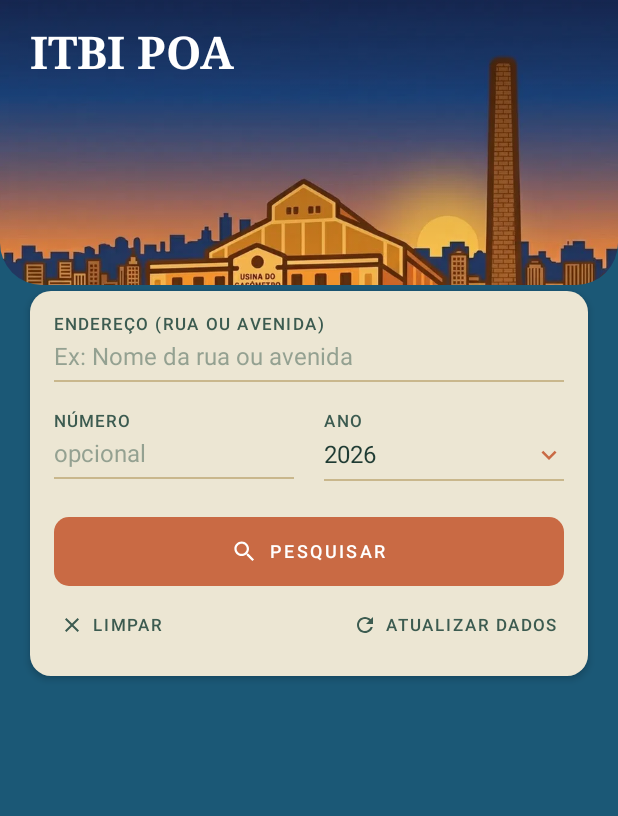
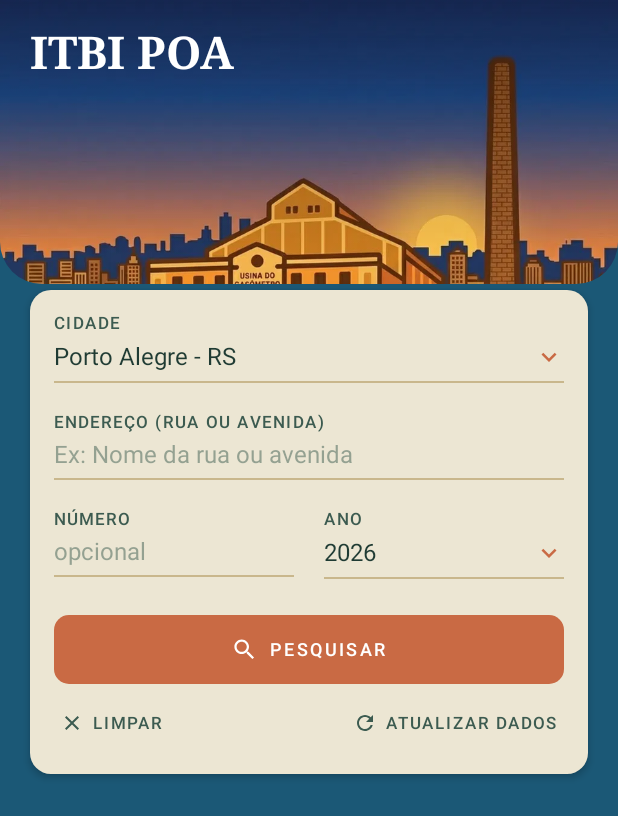
Before and after one commit to r2mai-cmd/itbi-app-poa, an Android app built with Jetpack Compose: the screen it shows after launch (MainActivity), on a phone screen of 412 x 824 dp. Shown: the top 816 px of the screen. Run offline under Robolectric (Android 15) with nearby library versions, the light colour scheme and no system bars.

Commit message:
Add files via upload

```diff
--- /dev/null
+++ b/app/src/main/java/com/example/itbipoa/data/model/Cidade.kt
@@ -0,0 +1,20 @@
+package com.example.itbipoa.data.model
+
+/**
+ * Cidades cujos dados abertos de ITBI o app sabe consultar. Para adicionar
+ * uma nova cidade:
+ *  1. Adicione uma entrada aqui (id, nome de exibição e sigla do estado).
+ *  2. Crie uma implementação de [com.example.itbipoa.data.source.FonteDadosItbi]
+ *     para ela (ex.: FonteDadosFortaleza).
+ *  3. Registre essa fonte em
+ *     [com.example.itbipoa.data.source.RegistroFontesItbi].
+ * Nenhuma outra parte do app (tela de busca, tela de detalhe, repositório)
+ * precisa mudar.
+ */
+enum class Cidade(
+    val id: String,
+    val nomeExibicao: String,
+    val estadoSigla: String
+) {
+    PORTO_ALEGRE(id = "poa", nomeExibicao = "Porto Alegre", estadoSigla = "RS")
+}
--- /dev/null
+++ b/app/src/main/java/com/example/itbipoa/data/source/FonteDadosItbi.kt
@@ -0,0 +1,35 @@
+package com.example.itbipoa.data.source
+
+import com.example.itbipoa.data.model.Cidade
+import com.example.itbipoa.data.model.ItbiRecord
+
+/**
+ * Contrato que cada cidade suportada pelo app precisa implementar para que o
+ * [com.example.itbipoa.data.repository.ItbiRepository] (que é genérico, sem
+ * nenhum conhecimento específico de cidade) consiga baixar e interpretar os
+ * dados dela.
+ *
+ * Cada prefeitura publica o CSV com um layout diferente (delimitador,
+ * colunas, formato de data etc.) — toda essa particularidade fica isolada
+ * dentro da implementação de [processarCsv] de cada cidade.
+ */
+interface FonteDadosItbi {
+
+    val cidade: Cidade
+
+    /** Anos com dados disponíveis para esta cidade, do mais recente para o mais antigo. */
+    val anosDisponiveis: List<Int>
+
+    /** Baixa o CSV bruto (texto) de um determinado ano diretamente da prefeitura. */
+    suspend fun baixarCsv(ano: Int): String
+
+    /**
+     * Converte o texto bruto do CSV em registros no formato comum do app.
+     *
+     * Implementado como [Sequence] de propósito: permite que o repositório
+     * processe e filtre linha a linha sem nunca precisar montar a lista
+     * inteira (filtrada ou não) do ano inteiro em memória — o que é
+     * essencial para não travar o app ao pesquisar vários anos de uma vez.
+     */
+    fun processarCsv(csvTexto: String, ano: Int): Sequence<ItbiRecord>
+}
--- /dev/null
+++ b/app/src/main/java/com/example/itbipoa/data/source/RegistroFontesItbi.kt
@@ -0,0 +1,24 @@
+package com.example.itbipoa.data.source
+
+import com.example.itbipoa.data.model.Cidade
+
+/**
+ * Ponto único onde as cidades suportadas pelo app são "ligadas" às suas
+ * respectivas fontes de dados. Para adicionar uma nova cidade, basta:
+ *  1. Adicionar a entrada em [Cidade].
+ *  2. Criar a implementação de [FonteDadosItbi] correspondente.
+ *  3. Adicionar uma linha no mapa abaixo.
+ * Nenhum outro arquivo do app precisa ser tocado.
+ */
+object RegistroFontesItbi {
+
+    private val fontes: Map<Cidade, FonteDadosItbi> = mapOf(
+        Cidade.PORTO_ALEGRE to FonteDadosPortoAlegre()
+    )
+
+    /** Cidades disponíveis para busca no app, na ordem em que devem aparecer no seletor. */
+    val cidadesDisponiveis: List<Cidade> = listOf(Cidade.PORTO_ALEGRE)
+
+    fun fonteParaCidade(cidade: Cidade): FonteDadosItbi =
+        fontes[cidade] ?: error("Nenhuma fonte de dados de ITBI cadastrada para $cidade")
+}
--- a/app/src/main/java/com/example/itbipoa/ui/detail/DetailScreen.kt
+++ b/app/src/main/java/com/example/itbipoa/ui/detail/DetailScreen.kt
@@ -54,7 +54,8 @@ fun DetailScreen(
     // o link do StreetView apontar pro prédio, não pro apartamento específico.
     val enderecoParaMapa = registro.logradouro?.takeIf { it.isNotBlank() }?.let { rua ->
         val numero = registro.numeroEndereco?.takeIf { it.isNotBlank() && it != "0" }
-        listOfNotNull(rua, numero).joinToString(", ") + ", Porto Alegre - RS, Brasil"
+        val cidadeEstado = "${registro.cidade.nomeExibicao} - ${registro.cidade.estadoSigla}"
+        listOfNotNull(rua, numero).joinToString(", ") + ", $cidadeEstado, Brasil"
     }
     val uriHandler = LocalUriHandler.current
 
@@ -142,6 +143,7 @@ fun DetailScreen(
                         color = MaterialTheme.colorScheme.onSurfaceVariant
                     )
                     Spacer(Modifier.height(14.dp))
+                    LinhaFicha("Cidade", "${registro.cidade.nomeExibicao} - ${registro.cidade.estadoSigla}")
                     LinhaFicha("Valor da negociação", valor?.let { formatoMoeda.format(it) } ?: "não informado")
                     LinhaFicha("Data de referência", dataInicio?.format(formatoDataBr) ?: "não informada")
                     LinhaFicha("Data estimativa", registro.dataEstimativa?.format(formatoDataBr) ?: "—")
--- a/app/src/main/java/com/example/itbipoa/ui/search/SearchScreen.kt
+++ b/app/src/main/java/com/example/itbipoa/ui/search/SearchScreen.kt
@@ -20,13 +20,15 @@ import androidx.compose.ui.draw.clip
 import androidx.compose.ui.graphics.Brush
 import androidx.compose.ui.graphics.Color
 import androidx.compose.ui.layout.ContentScale
+import androidx.compose.ui.platform.LocalFocusManager
+import androidx.compose.ui.platform.LocalSoftwareKeyboardController
 import androidx.compose.ui.res.painterResource
 import androidx.compose.ui.text.font.FontWeight
 import androidx.compose.ui.text.input.KeyboardType
 import androidx.compose.ui.unit.dp
 import com.example.itbipoa.R
 import com.example.itbipoa.data.model.ItbiRecord
-import com.example.itbipoa.data.network.PoaDataSource
+import com.example.itbipoa.data.source.RegistroFontesItbi
 import com.example.itbipoa.ui.components.BotaoLivro
 import com.example.itbipoa.ui.components.BotaoTexto
 import com.example.itbipoa.ui.components.CartaoSuave
@@ -51,6 +53,12 @@ fun SearchScreen(
 ) {
     val estado = viewModel.uiState
     var menuAnoAberto by remember { mutableStateOf(false) }
+    var menuCidadeAberto by remember { mutableStateOf(false) }
+    val anosDaCidadeAtual = remember(estado.cidadeSelecionada) {
+        RegistroFontesItbi.fonteParaCidade(estado.cidadeSelecionada).anosDisponiveis
+    }
+    val gerenciadorFoco = LocalFocusManager.current
+    val controladorTeclado = LocalSoftwareKeyboardController.current
 
     Surface(color = MaterialTheme.colorScheme.background, modifier = Modifier.fillMaxSize()) {
         Column(modifier = Modifier.fillMaxSize()) {
@@ -63,6 +71,43 @@ fun SearchScreen(
             ) {
                 item {
                     CartaoSuave(modifier = Modifier.fillMaxWidth()) {
+                        Column(modifier = Modifier.fillMaxWidth()) {
+                            RotuloCampo("Cidade")
+                            Spacer(Modifier.height(6.dp))
+                            Box {
+                                Row(
+                                    modifier = Modifier
+                                        .fillMaxWidth()
+                                        .clickable { menuCidadeAberto = true },
+                                    horizontalArrangement = Arrangement.SpaceBetween,
+                                    verticalAlignment = Alignment.CenterVertically
+                                ) {
+                                    Text(
+                                        "${estado.cidadeSelecionada.nomeExibicao} - ${estado.cidadeSelecionada.estadoSigla}",
+                                        style = MaterialTheme.typography.bodyLarge
+                                    )
+                                    Icon(
+                                        Icons.Default.KeyboardArrowDown,
+                                        contentDescription = "Selecionar cidade",
+                                        tint = Terracota,
+                                        modifier = Modifier.size(20.dp)
+                                    )
+                                }
+                                DropdownMenu(expanded = menuCidadeAberto, onDismissRequest = { menuCidadeAberto = false }) {
+                                    RegistroFontesItbi.cidadesDisponiveis.forEach { cidade ->
+                                        DropdownMenuItem(
+                                            text = { Text("${cidade.nomeExibicao} - ${cidade.estadoSigla}") },
+                                            onClick = { viewModel.onCidadeChange(cidade); menuCidadeAberto = false }
+                                        )
+                                    }
+                                }
+                            }
+                            Spacer(Modifier.height(6.dp))
+                            HorizontalTraco(cor = DouradoLinha, espessura = 1.dp)
+                        }
+
+                        Spacer(Modifier.height(20.dp))
+
                         LinhaCampo(
                             valor = estado.logradouro,
                             aoMudar = viewModel::onLogradouroChange,
@@ -109,7 +154,7 @@ fun SearchScreen(
                                             text = { Text("Todos") },
                                             onClick = { viewModel.onAnoChange(null); menuAnoAberto = false }
                                         )
-                                        PoaDataSource.anosDisponiveis.forEach { ano ->
+                                        anosDaCidadeAtual.forEach { ano ->
                                             DropdownMenuItem(
                                                 text = { Text(ano.toString()) },
                                                 onClick = { viewModel.onAnoChange(ano); menuAnoAberto = false }
@@ -126,7 +171,11 @@ fun SearchScreen(
 
                         BotaoLivro(
                             texto = "Pesquisar",
-                            aoClicar = { viewModel.buscar(forcarAtualizacao = false) },
+                            aoClicar = {
+                                gerenciadorFoco.clearFocus()
+                                controladorTeclado?.hide()
+                                viewModel.buscar(forcarAtualizacao = false)
+                            },
                             habilitado = !estado.carregando,
                             icone = Icons.Default.Search,
                             modifier = Modifier.fillMaxWidth()
@@ -205,14 +254,13 @@ private fun CabecalhoUsina() {
     Box(
         modifier = Modifier
             .fillMaxWidth()
-            .height(190.dp)
             .clip(RoundedCornerShape(bottomStart = 28.dp, bottomEnd = 28.dp))
     ) {
         Image(
             painter = painterResource(id = R.drawable.header_usina),
             contentDescription = "Ilustração da Usina do Gasômetro ao pôr do sol, Porto Alegre",
-            contentScale = ContentScale.Crop,
-            modifier = Modifier.matchParentSize()
+            contentScale = ContentScale.FillWidth,
+            modifier = Modifier.fillMaxWidth()
         )
         // Véu sutil só na parte de cima, garantindo contraste do título
         // mesmo se o céu da ilustração for mais claro em algum ponto.
--- a/app/src/main/java/com/example/itbipoa/ui/search/SearchViewModel.kt
+++ b/app/src/main/java/com/example/itbipoa/ui/search/SearchViewModel.kt
@@ -5,17 +5,21 @@ import androidx.compose.runtime.mutableStateOf
 import androidx.compose.runtime.setValue
 import androidx.lifecycle.ViewModel
 import androidx.lifecycle.viewModelScope
+import com.example.itbipoa.data.model.Cidade
 import com.example.itbipoa.data.model.ItbiRecord
-import com.example.itbipoa.data.network.PoaDataSource
 import com.example.itbipoa.data.repository.ItbiRepository
+import com.example.itbipoa.data.source.RegistroFontesItbi
 import kotlinx.coroutines.launch
 
+private val CIDADE_PADRAO = Cidade.PORTO_ALEGRE
+
 data class SearchUiState(
+    val cidadeSelecionada: Cidade = CIDADE_PADRAO,
     val logradouro: String = "",
     val numero: String = "",
     // Padrão = ano mais recente disponível (nunca "Todos"), para a primeira busca
     // ser rápida e leve. "Todos" continua disponível, só não é o padrão.
-    val anoSelecionado: Int? = PoaDataSource.anosDisponiveis.firstOrNull(),
+    val anoSelecionado: Int? = RegistroFontesItbi.fonteParaCidade(CIDADE_PADRAO).anosDisponiveis.firstOrNull(),
     val carregando: Boolean = false,
     val progresso: String? = null,
     val resultados: List<ItbiRecord> = emptyList(),
@@ -41,6 +45,24 @@ class SearchViewModel(private val repository: ItbiRepository) : ViewModel() {
         uiState = uiState.copy(anoSelecionado = ano)
     }
 
+    /**
+     * Troca a cidade pesquisada. O ano volta para o mais recente disponível
+     * nessa cidade (as cidades podem ter anos diferentes disponíveis), e os
+     * resultados anteriores são descartados, já que pertenciam à cidade
+     * antiga.
+     */
+    fun onCidadeChange(cidade: Cidade) {
+        val anoPadraoDaCidade = RegistroFontesItbi.fonteParaCidade(cidade).anosDisponiveis.firstOrNull()
+        uiState = uiState.copy(
+            cidadeSelecionada = cidade,
+            anoSelecionado = anoPadraoDaCidade,
+            resultados = emptyList(),
+            jaBuscou = false,
+            erro = null,
+            avisoAnosComErro = null
+        )
+    }
+
     /** Limpa os campos de busca e os resultados, voltando ao estado inicial da tela. */
     fun limpar() {
         uiState = SearchUiState()
@@ -57,6 +79,7 @@ class SearchViewModel(private val repository: ItbiRepository) : ViewModel() {
             uiState = uiState.copy(carregando = true, erro = null, progresso = null, avisoAnosComErro = null)
             try {
                 val resultado = repository.buscar(
+                    cidade = estadoAtual.cidadeSelecionada,
                     ano = estadoAtual.anoSelecionado,
                     logradouro = estadoAtual.logradouro,
                     numero = estadoAtual.numero.ifBlank { null },
```
Also changed, not shown: app/src/main/java/com/example/itbipoa/data/cache/CsvCache.kt (+11 -7 lines), app/src/main/java/com/example/itbipoa/data/model/ItbiRecord.kt (+7 -3 lines), app/src/main/java/com/example/itbipoa/data/repository/ItbiRepository.kt (+30 -73 lines), app/src/main/java/com/example/itbipoa/data/source/FonteDadosPortoAlegre.kt (added, +79 -0 lines).
